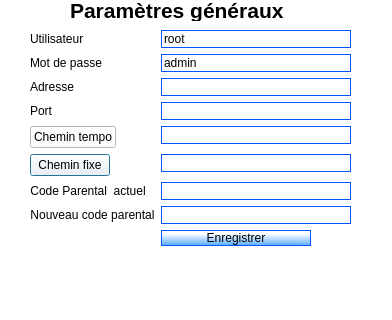
Old version of the form c_options.ui in the repository AlexSerfa/DVDFLIX; both pictures show x 0 to 392 and y 0 to 320 of the 392 by 707 pixel window.
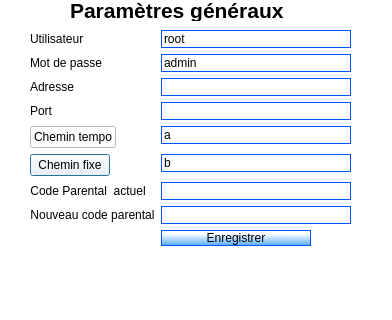
New version of the form.

Patch:
```diff
--- a/c_options.ui
+++ b/c_options.ui
@@ -121,7 +121,7 @@
 border-style: solid;</string>
       </property>
       <property name="text">
-       <string/>
+       <string>a</string>
       </property>
       <property name="readOnly">
        <bool>true</bool>
@@ -137,7 +137,7 @@
 border-style: solid;</string>
       </property>
       <property name="text">
-       <string/>
+       <string>b</string>
       </property>
       <property name="readOnly">
        <bool>true</bool>
```
